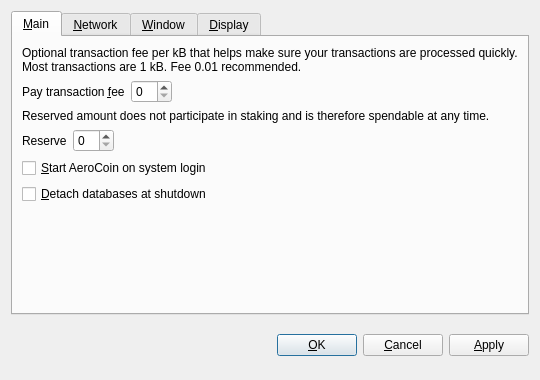
Qt form src/qt/forms/optionsdialog.ui (aeromasterdev/AeroCoin) before a commit.
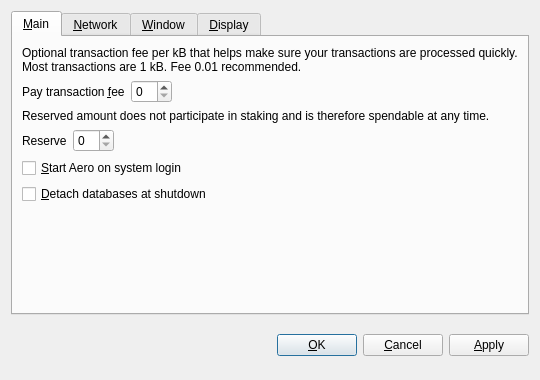
The same form after that commit. Custom widgets are drawn as their Qt base class.

Commit message: Aero V3.0.0.0 -Public Src

```diff
--- a/src/qt/forms/optionsdialog.ui
+++ b/src/qt/forms/optionsdialog.ui
@@ -128,7 +128,7 @@
           <string>Automatically start AeroCoin after logging in to the system.</string>
          </property>
          <property name="text">
-          <string>&amp;Start AeroCoin on system login</string>
+          <string>&amp;Start Aero on system login</string>
          </property>
         </widget>
        </item>
```
Left out of the diff: 10 changed lines with no effect on the pictures. The commit also changes 164 other files.
